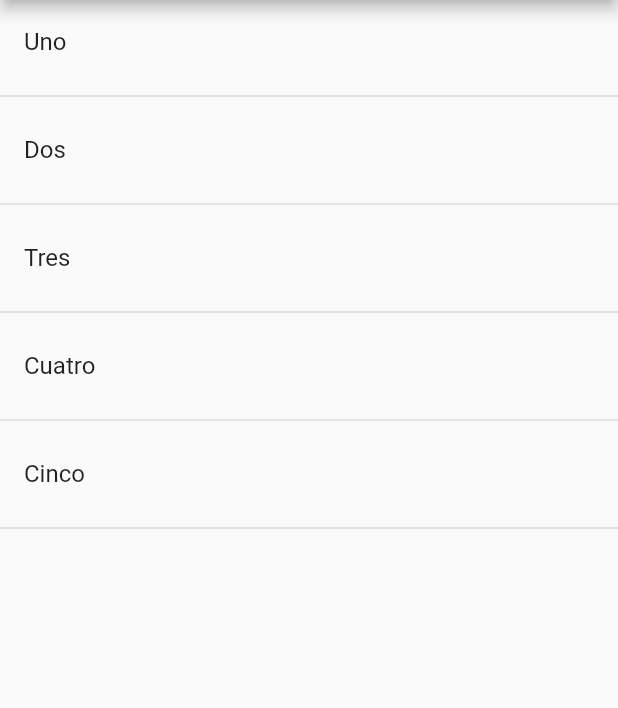
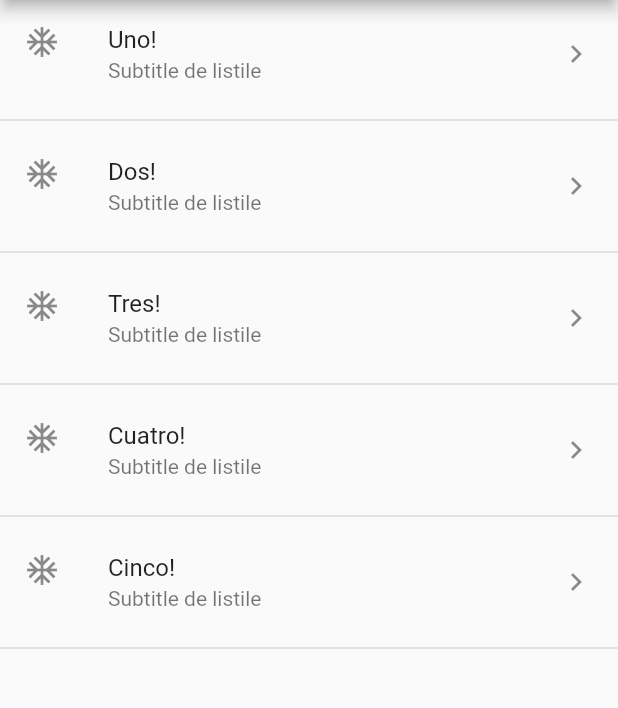
Before and after one commit to adrivegas/Componentes-de-Flutter, a Flutter app: the screen it shows after launch, on a phone screen of 412 x 824 dp, the part 84-792 px from its top. Run offline on Flutter 3.47's test engine with Material 2 defaults, Android fonts, the phone set to English and light mode, and no system bars.

Commit message:
Crear LisTile a partir de una lista estática usando map

```diff
--- a/lib/src/pages/home_temp.dart
+++ b/lib/src/pages/home_temp.dart
@@ -8,7 +8,9 @@ class HomePageTemp extends StatelessWidget {
       appBar: AppBar(
         title: Text('Componentes Temp'),
       ),
-      body: ListView(children: _crearItems()),
+      body: ListView(
+          // children: _crearItems()
+          children: _crearItemsCorta()),
     );
   }
 
@@ -28,4 +30,23 @@ class HomePageTemp extends StatelessWidget {
     }
     return lista;
   }
+
+  List<Widget> _crearItemsCorta() {
+    return opciones.map((e) {
+      return Column(
+        children: [
+          ListTile(
+            title: Text(e + '!'),
+            subtitle: Text('Subtitle de listile'),
+            leading: Icon(Icons.ac_unit),
+            trailing: Icon(Icons.keyboard_arrow_right),
+            onTap: () {},
+          ),
+          Divider(
+            thickness: 1.0,
+          )
+        ],
+      );
+    }).toList();
+  }
 }
```
